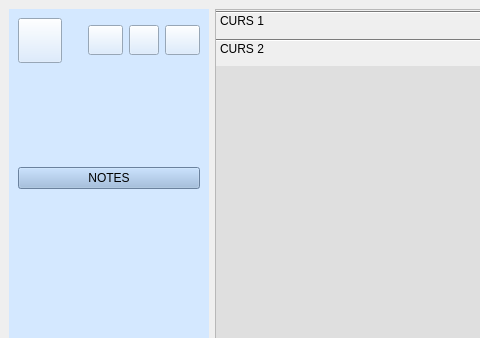
Qt form ProtoAules/Screens/inici_alumne.ui (JPerpi/ProtoAules) before a commit; both pictures show x 0 to 480 and y 0 to 338 of the 800 by 600 pixel window.
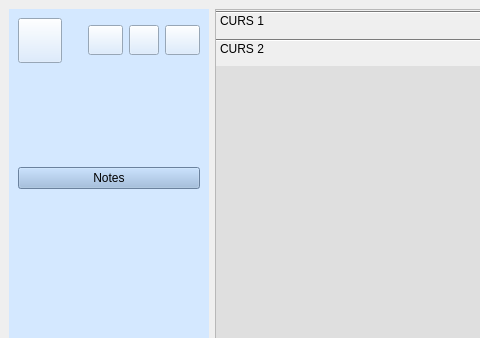
The same form after that commit. The open tabs and pages were chosen to show the change. Icons and pictures are not drawn.

The edit to the form file:
```diff
--- a/ProtoAules/Screens/inici_alumne.ui
+++ b/ProtoAules/Screens/inici_alumne.ui
@@ -169,7 +169,7 @@
           <string notr="true">background-color: rgb(150, 182, 221);</string>
          </property>
          <property name="text">
-          <string>NOTES</string>
+          <string>Notes</string>
          </property>
         </widget>
        </item>
```
Left out of the diff: 18 changed lines with no effect on the pictures.
